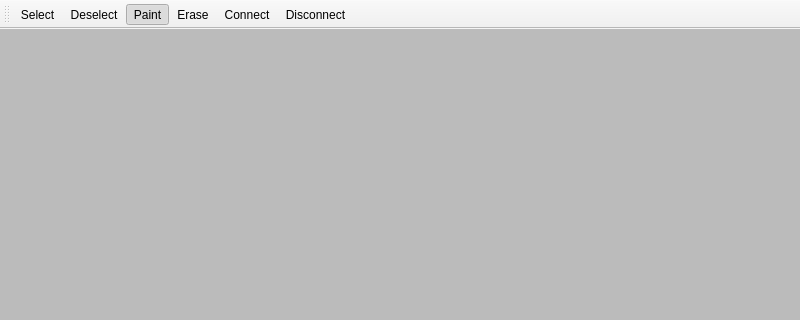
This is src/mainwindow.ui in Nico-Duduf/Dumodraw as Qt 5 draws it before an edit; both pictures show x 0 to 800 and y 0 to 320 of the 800 by 600 pixel window. The edited form follows.
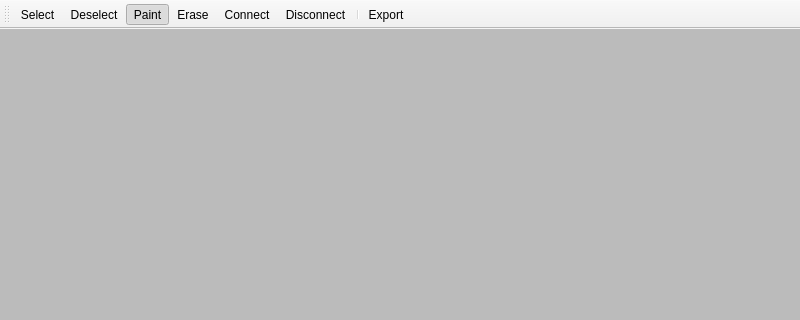
This is the edited form.

Patch:
```diff
--- a/src/mainwindow.ui
+++ b/src/mainwindow.ui
@@ -62,6 +62,8 @@
    <addaction name="actionErase"/>
    <addaction name="actionConnect"/>
    <addaction name="actionDisconnect"/>
+   <addaction name="separator"/>
+   <addaction name="actionExport"/>
   </widget>
   <action name="actionPaint">
    <property name="checkable">
@@ -150,6 +152,17 @@
     <string>Shift+D</string>
    </property>
   </action>
+  <action name="actionExport">
+   <property name="text">
+    <string>Export...</string>
+   </property>
+   <property name="toolTip">
+    <string>Export current image (Ctrl + E)</string>
+   </property>
+   <property name="shortcut">
+    <string>Ctrl+E</string>
+   </property>
+  </action>
  </widget>
  <resources/>
  <connections/>
```
Left out of the diff: 50 changed lines with no effect on the pictures.
